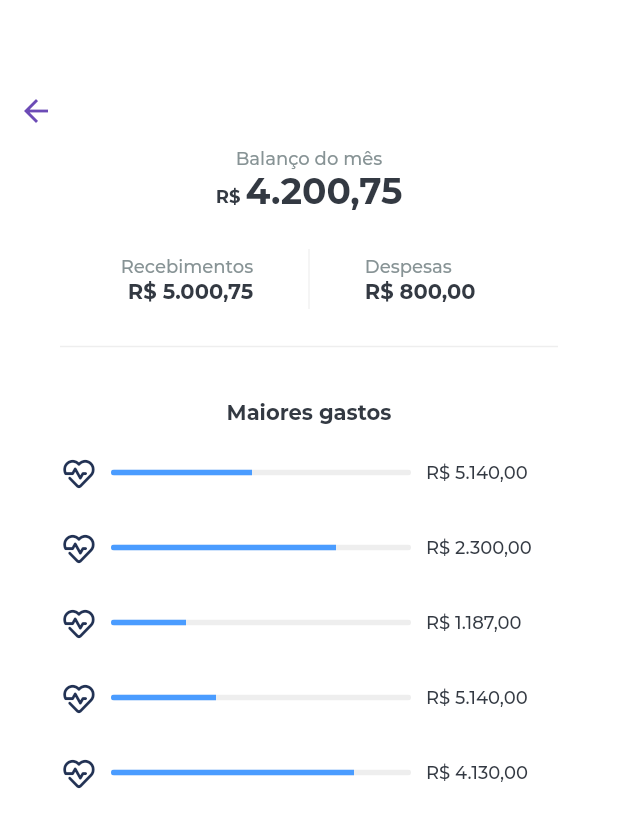
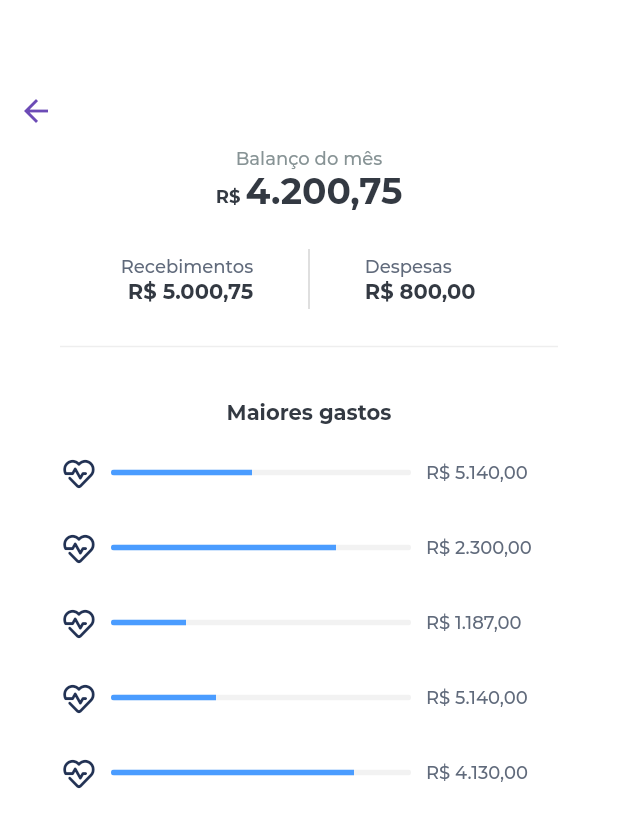
Before and after one commit to Platiplus/platy_flutter, a Flutter app: the HomeDetails screen opened directly, on a phone screen of 412 x 824 dp. Shown: the top 828 px of the screen. Run offline on Flutter 3.47's test engine with Material 2 defaults, Android fonts, the phone set to English and light mode, and no system bars; our stand-ins replace shared_preferences; accounts and stored records are empty; network calls fail.

Commit message:
Style adjustments

```diff
--- a/lib/Screens/home/details/details_screen.dart
+++ b/lib/Screens/home/details/details_screen.dart
@@ -35,7 +35,7 @@ class HomeDetailsState extends State<HomeDetails> {
                 Padding(
                     padding: EdgeInsets.only(top: 50.0),
                     child: BackButton(
-                      color: Color(0xFF6C4BB6),
+                      color: Theme.inputSelectableIconColor,
                     ),
                 ),
                 Row(
@@ -44,8 +44,8 @@ class HomeDetailsState extends State<HomeDetails> {
                     Text(
                       "Balanço do mês",
                       style: TextStyle(
-                        color: Theme.deselectedBarItemTextColor,
-                        fontSize: Theme.warningFontSize,
+                        color: Theme.controlMenuDeselectedBarItemTextColor,
+                        fontSize: Theme.errorFeedbackFontSize,
                         fontFamily: Theme.primaryFontFamily,
                       ),
                     ),
@@ -59,8 +59,8 @@ class HomeDetailsState extends State<HomeDetails> {
                       child: Text(
                         "R\$ ",
                         style: TextStyle(
-                            color: Theme.primaryHeaderColor,
-                            fontSize: Theme.warningFontSize,
+                            color: Theme.moneyBalanceTextColor,
+                            fontSize: Theme.supportFontSize,
                             fontFamily: Theme.primaryFontFamily,
                             fontWeight: FontWeight.bold
                         ),
@@ -69,10 +69,10 @@ class HomeDetailsState extends State<HomeDetails> {
                     Text(
                       "4.200,75",
                       style: TextStyle(
-                          color: Theme.primaryHeaderColor,
-                          fontSize: Theme.header1FontSize,
+                          color: Theme.moneyBalanceTextColor,
+                          fontSize: Theme.moneyBalanceFontSize,
                           fontFamily: Theme.primaryFontFamily,
-                          fontWeight: FontWeight.bold
+                          fontWeight: Theme.moneyBalanceFontWeight
                       ),
                     ),
                   ],
@@ -91,8 +91,8 @@ class HomeDetailsState extends State<HomeDetails> {
                                 Text(
                                   "Recebimentos",
                                   style: TextStyle(
-                                    color: Theme.deselectedBarItemTextColor,
-                                    fontSize: Theme.warningFontSize,
+                                    color: Theme.supportTextColor,
+                                    fontSize: Theme.supportFontSize,
                                     fontFamily: Theme.primaryFontFamily,
                                   ),
                                 ),
@@ -104,10 +104,10 @@ class HomeDetailsState extends State<HomeDetails> {
                                 Text(
                                   "R\$ 5.000,75",
                                   style: TextStyle(
-                                      color: Theme.primaryHeaderColor,
-                                      fontSize: Theme.twoItemsMenuFontSize,
+                                      color: Theme.moneyValueTextColor,
+                                      fontSize: Theme.moneyValueFontSize,
                                       fontFamily: Theme.primaryFontFamily,
-                                      fontWeight: FontWeight.bold
+                                      fontWeight: Theme.moneyBalanceFontWeight
                                   ),
                                 ),
                               ],
@@ -122,7 +122,7 @@ class HomeDetailsState extends State<HomeDetails> {
                             Container(
                               height: 40,
                               child: VerticalDivider(
-                                color: Color(0xFFF2F2F2),
+                                color: Theme.dividerColor,
                                 thickness: 1.0,
                               ),
                             ),
@@ -139,8 +139,8 @@ class HomeDetailsState extends State<HomeDetails> {
                                 Text(
                                   "Despesas",
                                   style: TextStyle(
-                                    color: Theme.deselectedBarItemTextColor,
-                                    fontSize: Theme.warningFontSize,
+                                    color: Theme.supportTextColor,
+                                    fontSize: Theme.supportFontSize,
                                     fontFamily: Theme.primaryFontFamily,
                                   ),
                                 ),
@@ -152,8 +152,8 @@ class HomeDetailsState extends State<HomeDetails> {
                                 Text(
                                   "R\$ 800,00",
                                   style: TextStyle(
-                                      color: Theme.primaryHeaderColor,
-                                      fontSize: Theme.twoItemsMenuFontSize,
+                                      color: Theme.moneyValueTextColor,
+                                      fontSize: Theme.moneyValueFontSize,
                                       fontFamily: Theme.primaryFontFamily,
                                       fontWeight: FontWeight.bold
                                   ),
@@ -188,8 +188,8 @@ class HomeDetailsState extends State<HomeDetails> {
                       Text(
                         "Maiores gastos",
                         style: TextStyle(
-                            color: Theme.primaryHeaderColor,
-                            fontSize: Theme.twoItemsMenuFontSize,
+                            color: Theme.moneyValueTextColor,
+                            fontSize: Theme.moneyValueFontSize,
                             fontFamily: Theme.primaryFontFamily,
                             fontWeight: FontWeight.bold
                         ),
@@ -232,8 +232,8 @@ class HomeDetailsState extends State<HomeDetails> {
                                     Text(
                                       "R\$ 5.140,00",
                                       style: TextStyle(
-                                        color: Theme.primaryHeaderColor,
-                                        fontSize: Theme.warningFontSize,
+                                        color: Theme.supportTextColor,
+                                        fontSize: Theme.supportFontSize,
                                         fontFamily: Theme.primaryFontFamily,
                                       ),
                                     ),
@@ -272,8 +272,8 @@ class HomeDetailsState extends State<HomeDetails> {
                                     Text(
                                       "R\$ 2.300,00",
                                       style: TextStyle(
-                                        color: Theme.primaryHeaderColor,
-                                        fontSize: Theme.warningFontSize,
+                                        color: Theme.supportTextColor,
+                                        fontSize: Theme.supportFontSize,
                                         fontFamily: Theme.primaryFontFamily,
                                       ),
                                     ),
@@ -312,8 +312,8 @@ class HomeDetailsState extends State<HomeDetails> {
                                     Text(
                                       "R\$ 1.187,00",
                                       style: TextStyle(
-                                        color: Theme.primaryHeaderColor,
-                                        fontSize: Theme.warningFontSize,
+                                        color: Theme.supportTextColor,
+                                        fontSize: Theme.supportFontSize,
                                         fontFamily: Theme.primaryFontFamily,
                                       ),
                                     ),
@@ -352,8 +352,8 @@ class HomeDetailsState extends State<HomeDetails> {
                                     Text(
                                       "R\$ 5.140,00",
                                       style: TextStyle(
-                                        color: Theme.primaryHeaderColor,
-                                        fontSize: Theme.warningFontSize,
+                                        color: Theme.supportTextColor,
+                                        fontSize: Theme.supportFontSize,
                                         fontFamily: Theme.primaryFontFamily,
                                       ),
                                     ),
@@ -392,8 +392,8 @@ class HomeDetailsState extends State<HomeDetails> {
                                     Text(
                                       "R\$ 4.130,00",
                                       style: TextStyle(
-                                        color: Theme.primaryHeaderColor,
-                                        fontSize: Theme.warningFontSize,
+                                        color: Theme.supportTextColor,
+                                        fontSize: Theme.supportFontSize,
                                         fontFamily: Theme.primaryFontFamily,
                                       ),
                                     ),
--- a/lib/Screens/home/home_screen.dart
+++ b/lib/Screens/home/home_screen.dart
@@ -31,7 +31,7 @@ class HomeState extends State<Home> {
       resizeToAvoidBottomPadding: true,
       body: _children[_currentIndex],
       bottomNavigationBar: BottomNavigationBar(
-        backgroundColor: Theme.bottomBarColor,
+        backgroundColor: Theme.appBackgroundColor,
         selectedItemColor: Colors.white,
         unselectedItemColor: Color(0x50FFFFFF),
         currentIndex: _currentIndex,
--- a/lib/Styles/style_constants.dart
+++ b/lib/Styles/style_constants.dart
@@ -1,36 +1,74 @@
 import 'package:flutter/material.dart';
+// ------ COLORS
+// UI
+final appBackgroundColor = Color(0xFF223254);
+final gradientBegin = Color(0xFF1680FF);
+final gradientEnd = Color(0xFF7644AD);
+final dividerColor = Color(0xFFD4D4D4);
+final linearProgressForegroundColor = Color(0xFF4A9CFF);
+final linearProgressBackgroundColor = Color(0xFFF2F2F2);
+final circularProgressIndicatorColor = Color(0xFF6C4BB6);
+final inputBorderColor = Color(0xFFDCDFE6);
+final transactionStatusBorderColor = Color(0xFFD4D4D4);
+final transactionPendingStatusBackgroundColor = Color(0xFFFFFFFF);
+final transactionPaidStatusBackgroundColor = Color(0xFF1ABC9C);
 
-//TEXT RELATED
+// MENU
+final loginMenuBackgroundColorUnselected = Color(0x20000000);
+final loginMenuBackgroundColorSelected = Color(0xFFFFFFFF);
+final controlMenuSelectedBarItemTextColor = Color(0xFFFFFFFF);
+final controlMenuDeselectedBarItemTextColor = Color(0xFF879395);
+final controlMenuLightBGBackgroundColor = Color(0xFFF2F2F2);
+
+// ICON
+final inputIconColor = Color(0xFFDCDFE6);
+final inputSelectableIconColor = Color(0xFF6C4BB6);
+
+// ------ FONTS
 final primaryFontFamily = 'Montserrat';
 
-final primaryTextColor = Color(0xFF606A7B);
-final primaryHeaderColor = Color(0xFF333942);
+// COLORS
 final hintTextColor = Color(0xFF606A7B);
-final linkTextColor = Color(0xFF6C4BB6);
-final monthMenuColor = Color(0xFF4A515E);
+final dirtyInputTextColor = Color(0xFF333942);
+final errorFeedbackColor = Color(0xFFED3C56);
+final linkLightBGTextColor = Color(0xFF6C4BB6);
+final linkDarkBGTextColor = Color(0xFFFFFFFF);
+final buttonTextColor = Color(0xFFFFFFFF);
+final moneyBalanceTextColor = Color(0xFF333942);
+final supportTextColor = Color(0xFF606A7B);
+final monthButtonTextColor = Color(0xFF333942);
+final moneyValueTextColor = Color(0xFF333942);
+final behaviorDescriptionTextColor = Color(0xFF606A7B);
 
-final header1FontSize = 24.0;
-final header2FontSize = 16.0;
-final twoItemsMenuFontSize = 14.0;
-final threeItemsMenuFontSize = 10.0;
-final warningFontSize = 12.0;
+// ------ SIZES
+// UI
+final moneyBalanceFontSize = 24.0;
+final moneyValueFontSize = 14.0;
+final linkFontSize = 12.0;
+final supportFontSize = 12.0;
+final behaviorDescriptionFontSize = 14.0;
 
-//UI COLORS RELATED
-final gradientBegin = Color(0xFF1680FF);
-final gradientEnd = Color(0xFF7644AD);
-final errorFeedbackColor = Color(0xFFED3C56);
-final bottomBarColor = Color(0xFF223254);
-final transactionValueText = Color(0xFF555B6A);
+// MENU
+final sliderMenuFontSize = 12.0;
+final monthButtonFontSize = 16.0;
 
-//COMPONENTS RELATED
+// INPUT
+final inputFontSize = 14.0;
+final errorFeedbackFontSize = 12.0;
+
+// ICON
+final inputIconSize = 24.0;
+
+// BUTTONS
 final buttonLetterSpacing = 1.0;
-final buttonTextSize = 18.0;
-final inputIconSize = 20.0;
-final inputIconColor = Color(0xFFDCDFE6);
-final inputBorderColor = Color(0xFFDCDFE6);
-final selectedBarItemTextColor = Color(0xFFFFFFFF);
-final deselectedBarItemTextColor = Color(0xFF879395);
+final buttonFontSize = 16.0;
+final snackFontSize = 16.0;
 
+// MISC
+final dirtyInputFontWeight = FontWeight.w500;
+final moneyBalanceFontWeight = FontWeight.bold;
+
+// COMPONENTS RELATED
 final formFieldsStyle = BoxDecoration(
     color: Colors.white,
     borderRadius: BorderRadius.circular(50.0),
--- a/lib/Widgets/CustomButton.dart
+++ b/lib/Widgets/CustomButton.dart
@@ -6,8 +6,8 @@ Widget customButton(String text){
   return Text(
       text,
       style: TextStyle(
-        color: Colors.white,
-        fontSize: Theme.buttonTextSize,
+        color: Theme.buttonTextColor,
+        fontSize: Theme.buttonFontSize,
         letterSpacing: Theme.buttonLetterSpacing,
         fontFamily: Theme.primaryFontFamily,
         fontWeight: FontWeight.bold
--- a/lib/Widgets/HorizontalProgressIndicator.dart
+++ b/lib/Widgets/HorizontalProgressIndicator.dart
@@ -1,5 +1,6 @@
 import 'package:flutter/material.dart';
 import 'package:flutter/widgets.dart';
+import 'package:platy/Styles/Styles.dart' as Theme;
 
 class HorizontalProgressIndicator extends StatefulWidget {
   final endAnimation;
@@ -40,9 +41,9 @@ class HorizontalProgressIndicatorState extends State<HorizontalProgressIndicator
   @override
   Widget build(BuildContext context) {
     return LinearProgressIndicator(
-        backgroundColor: Color(0xFFEEEEEE),
+        backgroundColor: Theme.linearProgressBackgroundColor,
         valueColor: AlwaysStoppedAnimation<Color>(
-            Color(0xFF4A9CFF)
+            Theme.linearProgressForegroundColor
         ),
         value: animation.value
     );
--- a/lib/Widgets/NoTransactions.dart
+++ b/lib/Widgets/NoTransactions.dart
@@ -22,8 +22,8 @@ Widget noTransactions()
         'Nenhum valor lançado.\nComece agora!',
         textAlign: TextAlign.center,
         style: TextStyle(
-          color: Theme.primaryHeaderColor,
-          fontSize: Theme.twoItemsMenuFontSize,
+          color: Theme.supportTextColor,
+          fontSize: Theme.supportFontSize,
           fontFamily: Theme.primaryFontFamily,
         ),
       )
--- a/lib/main-dev.dart
+++ b/lib/main-dev.dart
@@ -3,6 +3,7 @@ import 'package:platy/routes.dart';
 import 'package:platy/Utils/Utils.dart';
 import 'package:http/http.dart' as http;
 import 'package:shared_preferences/shared_preferences.dart';
+import 'package:platy/Styles/Styles.dart' as Theme;
 import 'dart:convert';
 
 void main() => runApp(MaterialApp(
@@ -42,7 +43,7 @@ class PlatyState extends State<Platy> {
               title: 'Platy',
               theme: new ThemeData(
                   primarySwatch: Colors.indigo,
-                  textSelectionHandleColor: Color(0xFF7644AD)
+                  textSelectionHandleColor: Theme.inputSelectableIconColor
               ),
               initialRoute: homePage,
               onGenerateRoute: RouteGenerator.generateRoute,
--- a/lib/main.dart
+++ b/lib/main.dart
@@ -1,5 +1,6 @@
 import 'package:flutter/material.dart';
 import 'package:platy/routes.dart';
+import 'package:platy/Styles/Styles.dart' as Theme;
 
 void main() => runApp(MaterialApp(
   home: Platy(),
@@ -13,7 +14,7 @@ class Platy extends StatelessWidget {
           title: 'Platy',
           theme: new ThemeData(
             primarySwatch: Colors.indigo,
-            textSelectionHandleColor: Color(0xFF7644AD)
+            textSelectionHandleColor: Theme.inputSelectableIconColor
           ),
           initialRoute: '/',
           onGenerateRoute: RouteGenerator.generateRoute,
```
Also changed, not shown: lib/Screens/control/control_screen.dart (+29 -33 lines), lib/Screens/forgot_password/forgot_password_screen.dart (+8 -7 lines), lib/Screens/login/login_screen.dart (+16 -16 lines), lib/Widgets/CustomInput.dart (+4 -4 lines), lib/Widgets/TransactionItem.dart (+17 -17 lines), pubspec.yaml (+24 -3 lines), pubspec.lock, 1 other file.
